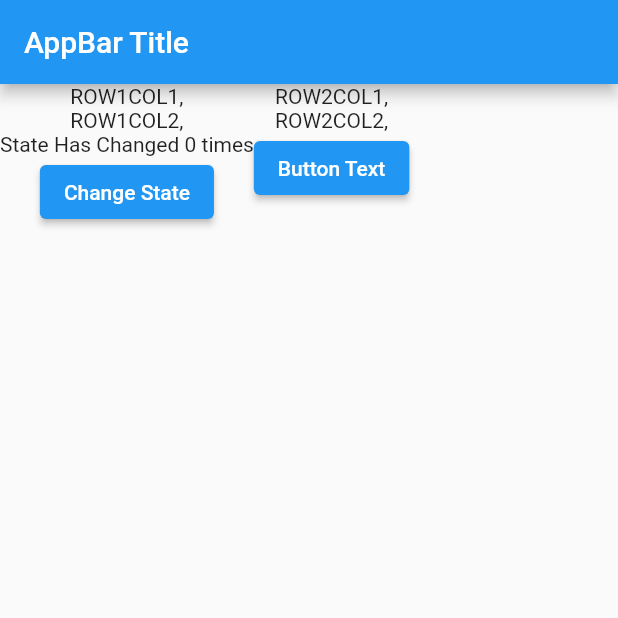
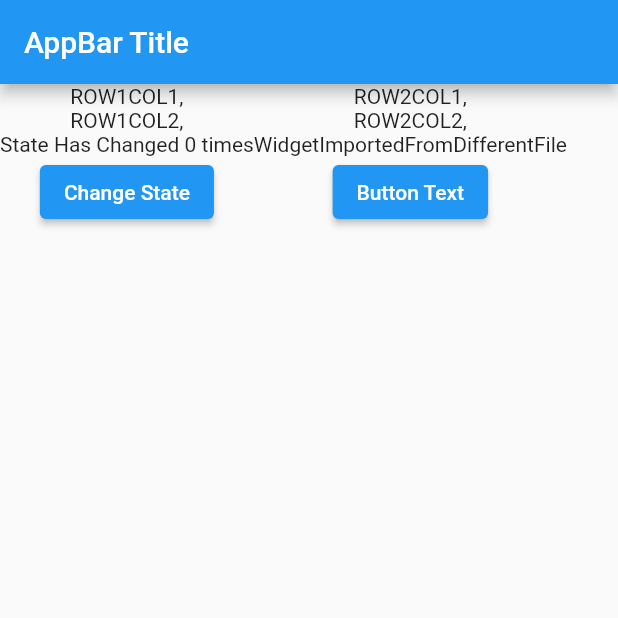
Before and after one commit to yakampe/flutter-tutorial, a Flutter app: the screen it shows after launch, on a phone screen of 412 x 824 dp, the top half of it. Run offline on Flutter 3.47's test engine with Material 2 defaults, Android fonts, the phone set to English and light mode, and no system bars.

Commit message:
Importing Widget From Different File

```diff
--- /dev/null
+++ b/lib/Examples/WidgetImportExample.dart
@@ -0,0 +1,8 @@
+import 'package:flutter/material.dart';
+
+class WidgetImportExample extends StatelessWidget {
+  @override
+  Widget build(BuildContext context) {
+    return Text('WidgetImportedFromDifferentFile');
+  }
+}
--- a/lib/main.dart
+++ b/lib/main.dart
@@ -1,3 +1,4 @@
+import 'package:devit/Examples/WidgetImportExample.dart';
 import 'package:flutter/material.dart';
 
 void main() => runApp(MyApp());
@@ -45,6 +46,7 @@ class MyAppState extends State<MyApp> {
                 children: [
                   Text('ROW2COL1,'),
                   Text('ROW2COL2,'),
+                  WidgetImportExample(),
                   ElevatedButton(
                     onPressed: () => print('Anonymous Function'),
                     child: Text('Button Text'),
```
